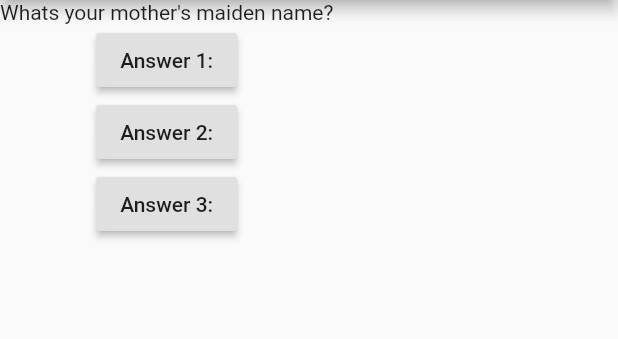
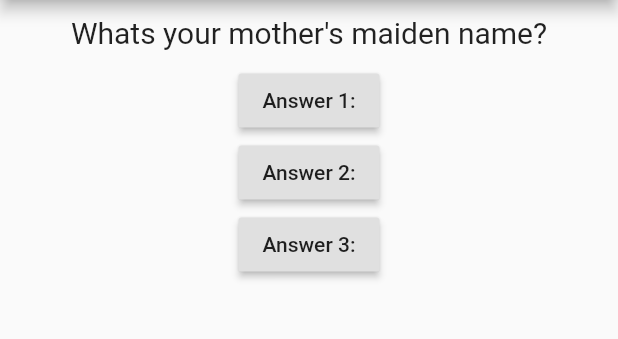
Before and after one commit to HMFazleRabbi/Flutter, a Flutter app: the screen it shows after launch, on a phone screen of 412 x 824 dp, the part 84-423 px from its top. Run offline on Flutter 3.47's test engine with Material 2 defaults, Android fonts, the phone set to English and light mode, and no system bars.

Commit message:
Seperating widget to a different file. Using a different text style  (margin, border etc.)

```diff
--- a/P01_Basic/first_app/lib/main.dart
+++ b/P01_Basic/first_app/lib/main.dart
@@ -1,17 +1,13 @@
 import 'package:flutter/material.dart';
 
-// void main() {
-//   runApp(MyApp());
-// }
+import 'question.dart';
 
-// YT: Checkpoints
-//
 void main() => runApp(MyApp());
 
 class MyApp extends StatefulWidget {
   @override
   State<StatefulWidget> createState() {
-    // TODO: implement createState
+
     return _MyAppState();
   }
 }
@@ -40,7 +36,7 @@ class _MyAppState extends State<MyApp> {
         ),
         body: Column(
           children: <Widget>[
-            Text(questions[_questionIndex]),
+            Question(questions[_questionIndex]),
             RaisedButton(child: Text('Answer 1:'), onPressed: answerQuestion),
             RaisedButton(child: Text('Answer 2:'), onPressed: answerQuestion),
             RaisedButton(
--- /dev/null
+++ b/P01_Basic/first_app/lib/question.dart
@@ -0,0 +1,21 @@
+import 'package:flutter/cupertino.dart';
+
+class Question extends StatelessWidget {
+  final String questionText;
+
+  //Constructor
+  Question(this.questionText);
+
+  //Build
+  @override
+  Widget build(BuildContext context) {
+    return Container(
+        width: double.infinity,
+        margin: EdgeInsets.all(10),
+        child: Text(
+          this.questionText,
+          style: TextStyle(fontSize: 20),
+          textAlign: TextAlign.center,
+        ));
+  }
+}
```
Also changed, not shown: 1 other file.
